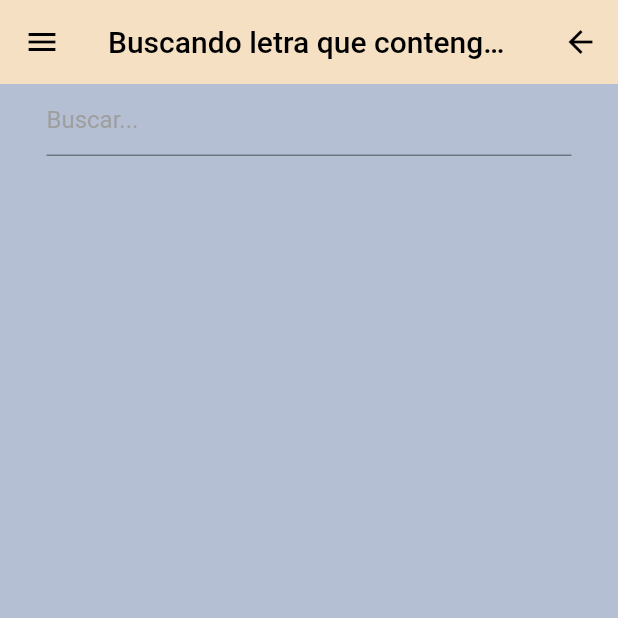
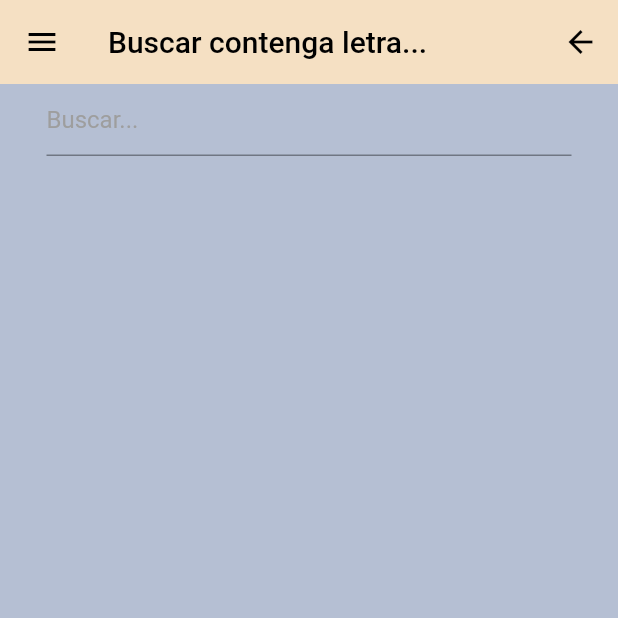
Before and after one commit to winarmarianoj/shop_of_vehicles, a Flutter app: the Search screen opened directly, on a phone screen of 412 x 824 dp, the top half of it. Run offline on Flutter 3.47's test engine with Material 2 defaults, Android fonts, the phone set to English and light mode, and no system bars; our stand-ins replace carousel_slider, flutter_bloc, flutter_svg, font_awesome_flutter; missing offline and left inert: dart:ffi.

```diff
--- a/lib/constant/constantsText.dart
+++ b/lib/constant/constantsText.dart
@@ -90,7 +90,7 @@ const textTitleShopOfVans = "Shop of Vans";
 const textTitleShopOfCars = "Shop of Cars";
 const textTitleShopOfTrucks = "Shop of Trucks";
 const textTitleChangeProfile = 'Opciones de Cambio';
-const textTitleSearching = 'Buscando letra que contenga....';
+const textTitleSearching = 'Buscar contenga letra...';
 
 //TODO tooltip
 const textToolTipTruck = 'Home Trucks';
--- a/lib/widgets/text/myText.dart
+++ b/lib/widgets/text/myText.dart
@@ -49,6 +49,7 @@ class MyHeadline5Text extends StatelessWidget {
 
   @override
   Widget build(BuildContext context) {
+    TextTheme(headline5: TextStyle(color: color, fontWeight: fontWeight),);
     return Text(
       text,
       style:  Theme.of(context).textTheme.headline5
```
